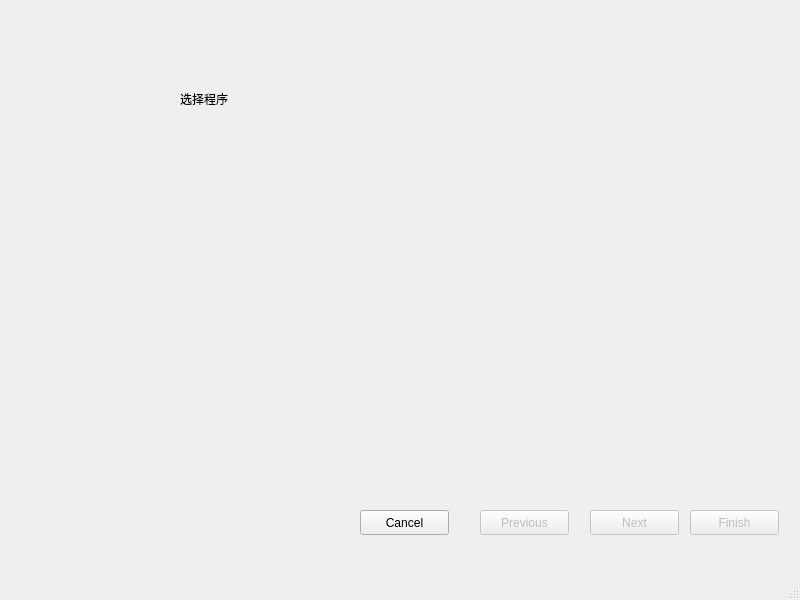
creeper12356/guide_software, file src/guide_software/choiceguide.ui: the form before one commit.
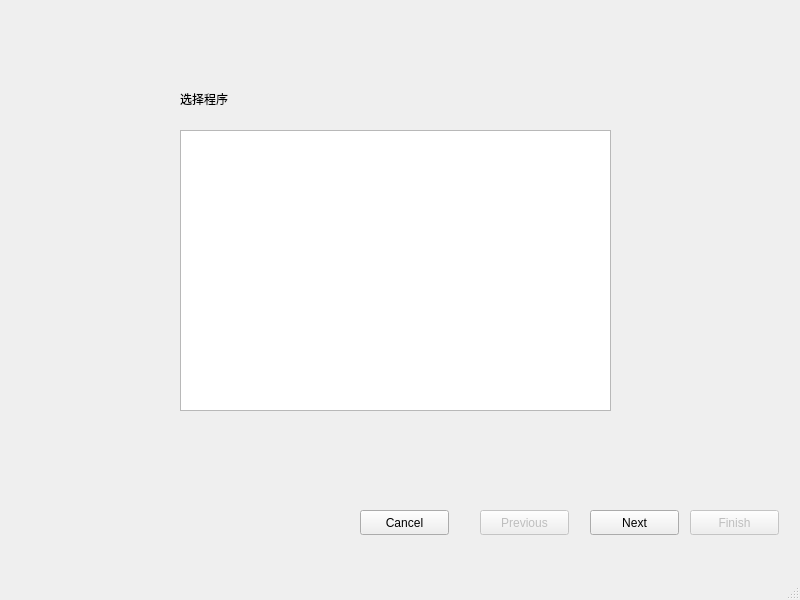
The form after the commit. The open tabs and pages were chosen to show the change.

```diff
--- a/src/guide_software/choiceguide.ui
+++ b/src/guide_software/choiceguide.ui
@@ -92,11 +92,21 @@
        <string>选择程序</string>
       </property>
      </widget>
+     <widget class="QListWidget" name="prog_list">
+      <property name="geometry">
+       <rect>
+        <x>170</x>
+        <y>130</y>
+        <width>431</width>
+        <height>281</height>
+       </rect>
+      </property>
+     </widget>
     </widget>
    </widget>
    <widget class="QPushButton" name="next_button">
     <property name="enabled">
-     <bool>false</bool>
+     <bool>true</bool>
     </property>
     <property name="geometry">
      <rect>
```
Left out of the diff: 2 changed lines with no effect on the pictures.
